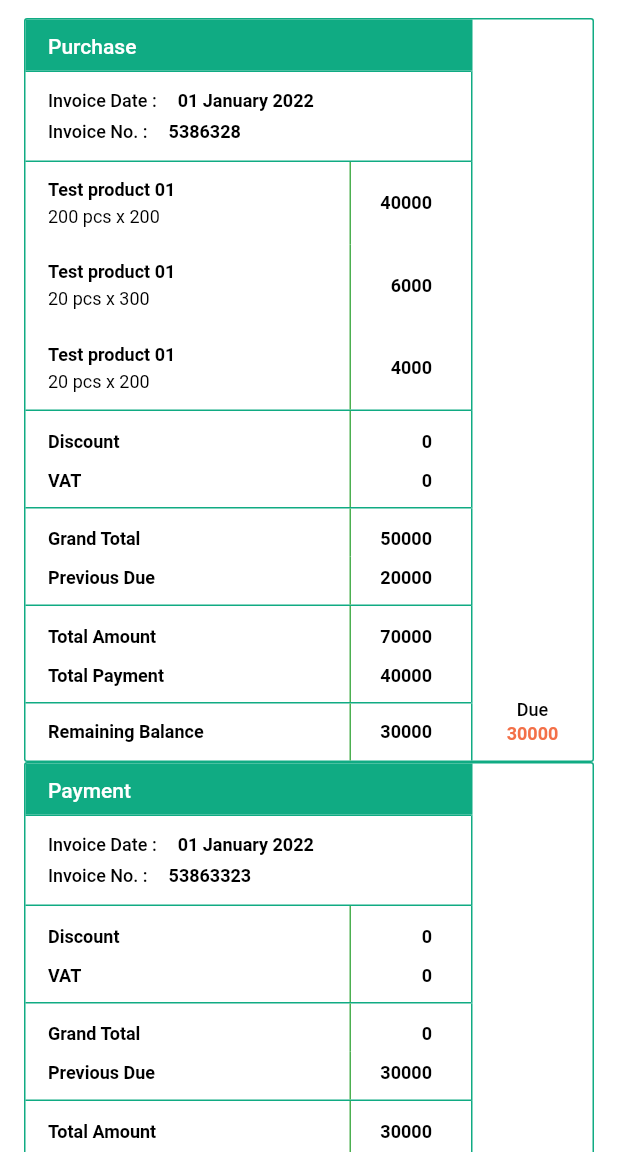
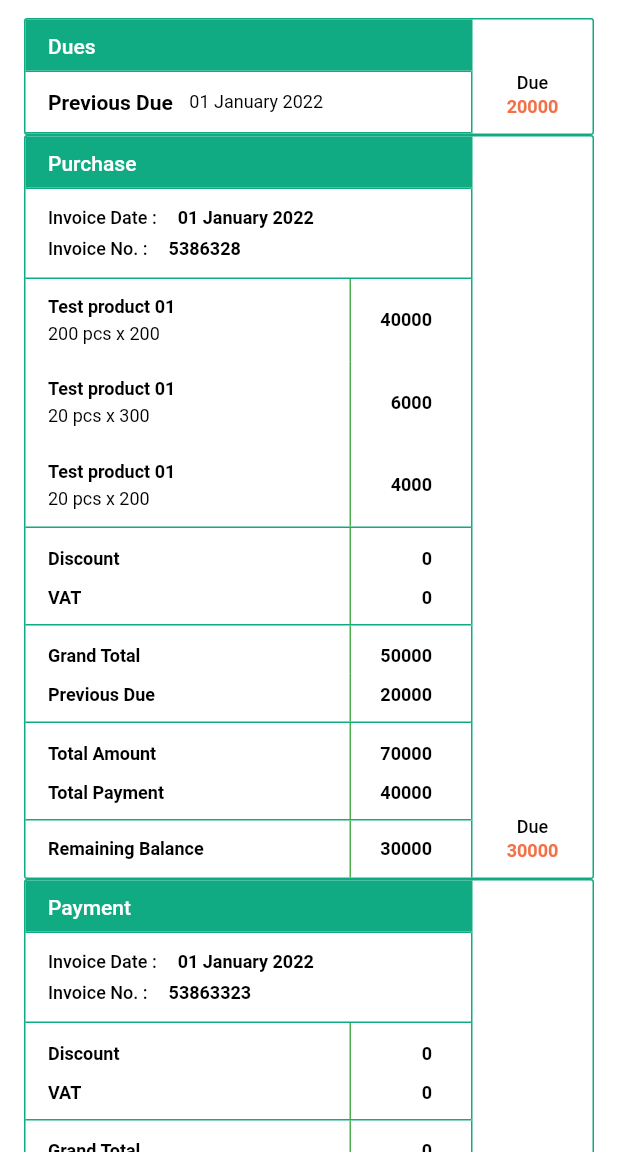
Before and after one commit to OmarFaruk-BD/company_app_design, a Flutter app: the screen it shows after launch, after a tap on the "menu open" icon, after a tap on the "close" icon, on a phone screen of 412 x 824 dp, the part 84-1236 px from its top. Run offline on Flutter 3.47's test engine with Material 2 defaults, Android fonts, the phone set to English and light mode, and no system bars.

Commit message:
Create pay balance stadium button

```diff
--- a/lib/table_data/screens/table_data_page.dart
+++ b/lib/table_data/screens/table_data_page.dart
@@ -1,6 +1,6 @@
-// ignore_for_file: prefer_const_constructors, prefer_const_literals_to_create_immutables
-
 import 'package:demo_limited_company_app/drawer/widgets/custom_drawer.dart';
+import 'package:demo_limited_company_app/table_data/widgets/pay_stadium_button.dart';
+import 'package:demo_limited_company_app/table_data/widgets/previous_due_box_widget.dart';
 import 'package:demo_limited_company_app/table_data/widgets/payment_table.dart';
 import 'package:demo_limited_company_app/table_data/widgets/purchase_table.dart';
 import 'package:demo_limited_company_app/table_data/widgets/return_table.dart';
@@ -15,7 +15,6 @@ class TableDataPage extends StatelessWidget {
     return Scaffold(
       key: _key,
       backgroundColor: Colors.white,
-      //   backgroundColor: const Color(0xFFC9ECE3),
       appBar: _buildAppBar(),
       body: _buildBody(),
       drawer: const CustomDrawer(),
@@ -52,11 +51,14 @@ class TableDataPage extends StatelessWidget {
   Widget _buildBody() {
     return ListView(
       shrinkWrap: true,
-      padding: const EdgeInsets.only(top: 12, left: 16, right: 16, bottom: 25),
-      children: [
+      padding: const EdgeInsets.only(top: 12, left: 16, right: 16, bottom: 68),
+      children: const [
+        PreviousDueBoxWidget(),
         PurchaseTable(),
         PaymentTable(),
         ReturnTable(),
+        SizedBox(height: 25),
+        PayStadiumButton(),
       ],
     );
   }
--- /dev/null
+++ b/lib/table_data/widgets/pay_stadium_button.dart
@@ -0,0 +1,48 @@
+import 'package:flutter/material.dart';
+
+class PayStadiumButton extends StatelessWidget {
+  const PayStadiumButton({
+    Key? key,
+    this.onTap,
+  }) : super(key: key);
+  final VoidCallback? onTap;
+
+  @override
+  Widget build(BuildContext context) {
+    return InkWell(
+      onTap: onTap,
+      child: Container(
+        width: double.maxFinite,
+        height: 48,
+        decoration: const BoxDecoration(
+          color: Color(0xFF10AB83),
+          borderRadius: BorderRadius.all(Radius.circular(4)),
+        ),
+        child: Row(
+          mainAxisAlignment: MainAxisAlignment.center,
+          children: [
+            Container(
+              decoration: const BoxDecoration(
+                color: Colors.white,
+                borderRadius: BorderRadius.all(Radius.circular(10.67)),
+              ),
+              child: const Icon(
+                Icons.add,
+                color: Color(0xFF10AB83),
+              ),
+            ),
+            const SizedBox(width: 10),
+            const Text(
+              'Pay the balance',
+              style: TextStyle(
+                fontSize: 20,
+                color: Colors.white,
+                fontWeight: FontWeight.w600,
+              ),
+            ),
+          ],
+        ),
+      ),
+    );
+  }
+}
--- /dev/null
+++ b/lib/table_data/widgets/previous_due_box_widget.dart
@@ -0,0 +1,83 @@
+import 'package:demo_limited_company_app/table_data/widgets/due_box.dart';
+import 'package:demo_limited_company_app/table_data/widgets/transaction_header.dart';
+import 'package:flutter/material.dart';
+
+class PreviousDueBoxWidget extends StatelessWidget {
+  const PreviousDueBoxWidget({
+    Key? key,
+    this.date = '01 January 2022',
+    this.amount = '20000 ',
+  }) : super(key: key);
+
+  final String date;
+  final String amount;
+
+  @override
+  Widget build(BuildContext context) {
+    return Container(
+      decoration: BoxDecoration(
+        border: Border.all(color: const Color(0xFF10AB83)),
+        borderRadius: const BorderRadius.all(Radius.circular(2)),
+      ),
+      child: Row(
+        mainAxisAlignment: MainAxisAlignment.end,
+        crossAxisAlignment: CrossAxisAlignment.end,
+        children: [
+          Expanded(
+            child: Column(
+              crossAxisAlignment: CrossAxisAlignment.start,
+              mainAxisSize: MainAxisSize.min,
+              children: [
+                const TransactionHeader(
+                  transactionHeaderName: 'Dues',
+                ),
+                Container(
+                  decoration: const BoxDecoration(
+                    border: Border(
+                      top: BorderSide(color: Color(0xFF10AB83)),
+                      bottom: BorderSide(color: Color(0xFF10AB83)),
+                      right: BorderSide(color: Color(0xFF10AB83)),
+                    ),
+                  ),
+                  child: Padding(
+                    padding:
+                        const EdgeInsets.only(top: 12, left: 15, bottom: 12),
+                    child: Column(
+                      crossAxisAlignment: CrossAxisAlignment.start,
+                      children: [
+                        Row(
+                          children: [
+                            const Text(
+                              'Previous Due',
+                              style: TextStyle(
+                                fontSize: 14,
+                                color: Colors.black,
+                                fontWeight: FontWeight.w600,
+                              ),
+                            ),
+                            const SizedBox(width: 11),
+                            Text(
+                              date,
+                              style: const TextStyle(
+                                fontSize: 12,
+                                color: Colors.black,
+                                fontWeight: FontWeight.w400,
+                              ),
+                            ),
+                          ],
+                        ),
+                      ],
+                    ),
+                  ),
+                )
+              ],
+            ),
+          ),
+          DueBoxWidget(
+            amount: amount,
+          ),
+        ],
+      ),
+    );
+  }
+}
```
